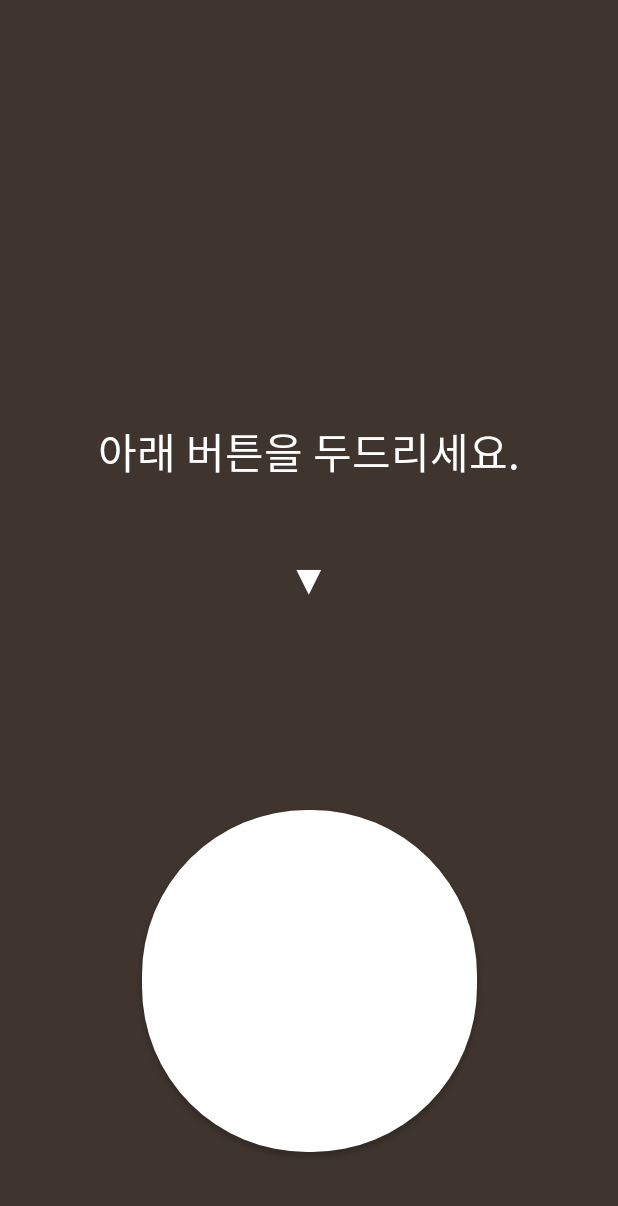
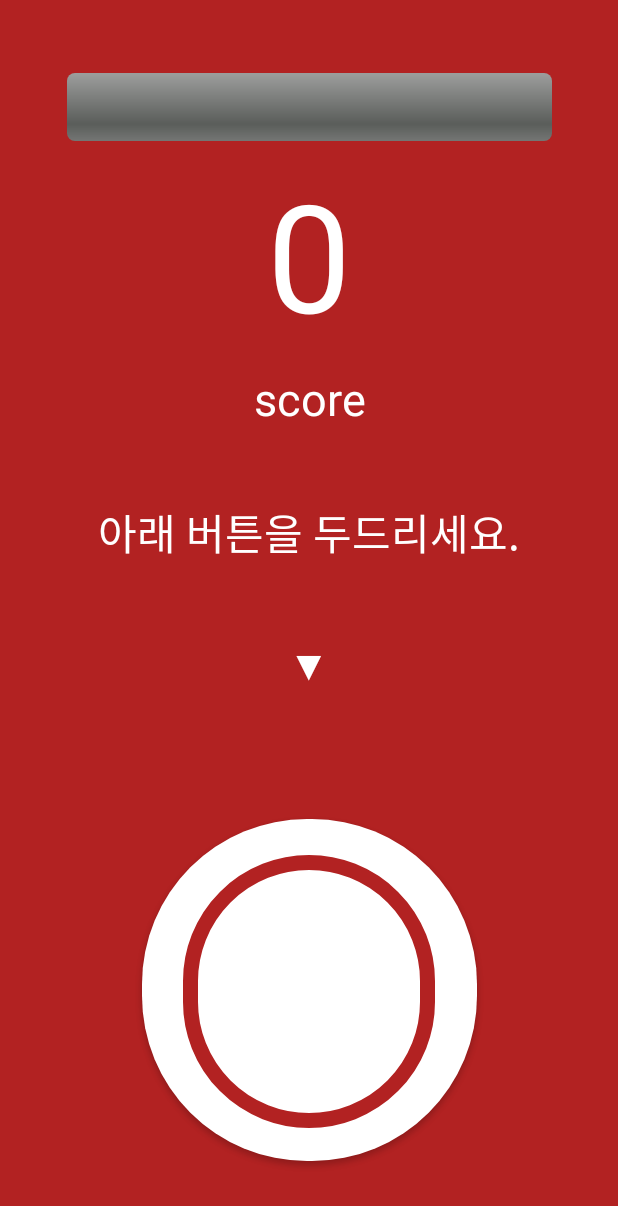
Before and after one commit to IntaeHwang/Hackerthon, an Android app: the layout activiy_taptap.xml on its own in the app's theme, with its tools: preview values and no code run, on a phone screen of 412 x 824 dp. Shown: the top 1206 px of the screen. Run offline under Robolectric (Android 15) with nearby library versions, the light colour scheme and no system bars.

Commit message:
탭탭 xml 파일 최종 수정 , drawable빨간 테두리 버튼파일 추가

```diff
--- /dev/null
+++ b/app/src/main/res/drawable/circular_corner_border_line_button.xml
@@ -0,0 +1,17 @@
+<?xml version="1.0" encoding="utf-8"?>
+<shape xmlns:android="http://schemas.android.com/apk/res/android" >
+
+    <solid android:color="@color/colorTextWhite" /> //배경색
+
+    <stroke
+        android:width="10dp"
+        android:color="#B22222" /> //선색
+
+    <corners android:bottomRightRadius="110dp"
+        android:bottomLeftRadius="110dp"
+        android:topRightRadius="110dp"
+        android:topLeftRadius="110dp"/>// 선 휘는각도
+
+    />
+
+</shape>
--- a/app/src/main/res/layout/activiy_taptap.xml
+++ b/app/src/main/res/layout/activiy_taptap.xml
@@ -5,19 +5,65 @@
     xmlns:tools="http://schemas.android.com/tools"
     android:layout_width="match_parent"
     android:layout_height="match_parent"
-    android:background="@color/colorView">
+    android:background="#B22222">
+
+    <ProgressBar
+        android:id="@+id/progressBar_activity_taptap_timeBar"
+        style="@android:style/Widget.ProgressBar.Horizontal"
+        android:layout_width="323dp"
+        android:layout_height="45dp"
+        android:layout_marginTop="40dp"
+        android:max="1000"
+        app:layout_constraintBottom_toTopOf="@+id/textView_activity_taptap_userScore"
+        app:layout_constraintEnd_toEndOf="parent"
+        app:layout_constraintStart_toStartOf="parent"
+        app:layout_constraintTop_toTopOf="parent" />
+
+    <TextView
+        android:id="@+id/textView_activity_taptap_userScore"
+        android:layout_width="0dp"
+        android:layout_height="wrap_content"
+        android:layout_marginStart="120dp"
+        android:layout_marginEnd="120dp"
+        android:gravity="center"
+        android:text="0"
+        android:textColor="#ffffff"
+        android:textSize="100sp"
+        app:layout_constraintBottom_toTopOf="@+id/textView_activity_taptap_scoreText"
+        app:layout_constraintEnd_toEndOf="parent"
+        app:layout_constraintHorizontal_bias="0.0"
+        app:layout_constraintStart_toStartOf="parent"
+        app:layout_constraintTop_toBottomOf="@+id/progressBar_activity_taptap_timeBar" />
+
+    <TextView
+        android:id="@+id/textView_activity_taptap_scoreText"
+        android:layout_width="0dp"
+        android:layout_height="wrap_content"
+        android:layout_marginStart="20dp"
+        android:layout_marginEnd="20dp"
+        android:layout_marginBottom="39dp"
+        android:gravity="center"
+        android:text="score"
+        android:textColor="#ffffff"
+        android:textSize="30sp"
+        app:layout_constraintBottom_toTopOf="@+id/textView_activity_taptap_informationPhrase"
+        app:layout_constraintEnd_toEndOf="parent"
+        app:layout_constraintStart_toStartOf="parent"
+        app:layout_constraintTop_toBottomOf="@+id/textView_activity_taptap_userScore" />
 
     <TextView
         android:id="@+id/textView_activity_taptap_informationPhrase"
         android:layout_width="0dp"
         android:layout_height="wrap_content"
         android:layout_marginStart="20dp"
-        android:layout_marginTop="280dp"
+        android:layout_marginTop="300dp"
         android:layout_marginEnd="20dp"
+        android:layout_marginBottom="14dp"
         android:gravity="center"
         android:text="아래 버튼을 두드리세요."
         android:textColor="#ffffff"
         android:textSize="28sp"
+        app:layout_constraintBottom_toTopOf="@+id/textView_activity_taptap_centerArrow"
         app:layout_constraintEnd_toEndOf="parent"
         app:layout_constraintStart_toStartOf="parent"
         app:layout_constraintTop_toTopOf="parent" />
@@ -29,7 +75,7 @@
         android:layout_height="wrap_content"
         android:layout_marginStart="180dp"
         android:layout_marginEnd="180dp"
-        android:layout_marginBottom="91dp"
+        android:layout_marginBottom="50dp"
         android:gravity="center"
         android:text="▼"
         android:textColor="#ffffff"
@@ -46,9 +92,21 @@
         android:layout_height="228dp"
         android:layout_marginStart="150dp"
         android:layout_marginEnd="150dp"
-        android:layout_marginBottom="56dp"
+        android:layout_marginBottom="50dp"
         android:background="@drawable/circular_round_white_button"
         app:layout_constraintBottom_toBottomOf="parent"
         app:layout_constraintEnd_toEndOf="parent"
         app:layout_constraintStart_toStartOf="parent" />
+
+    <Button
+        android:id="@+id/button_activity_taptap_realRoundTouchButton"
+        android:layout_width="168dp"
+        android:layout_height="182dp"
+        android:layout_marginStart="150dp"
+        android:layout_marginEnd="150dp"
+        android:layout_marginBottom="72dp"
+        android:background="@drawable/circular_corner_border_line_button"
+        app:layout_constraintBottom_toBottomOf="parent"
+        app:layout_constraintEnd_toEndOf="parent"
+        app:layout_constraintStart_toStartOf="parent" />
 </androidx.constraintlayout.widget.ConstraintLayout>
```
Also changed, not shown: app/src/main/res/layout/activity_game_ready.xml (+36 -6 lines).
